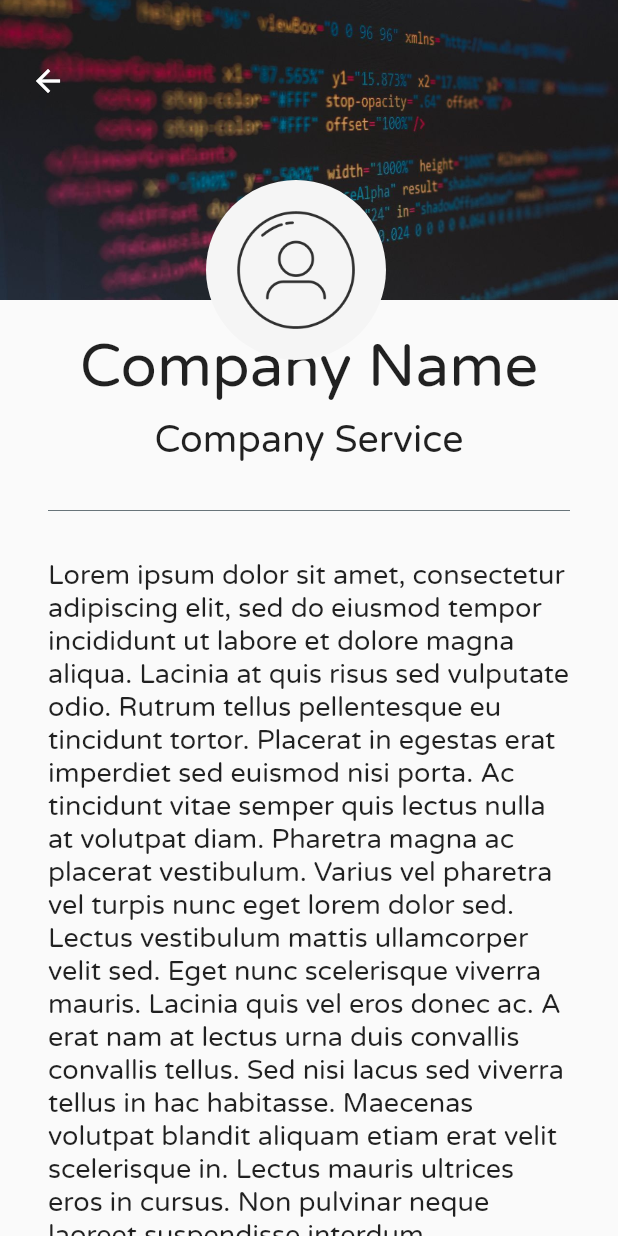
After one commit to xybercommander/Prarambh, a Flutter app: the CompanyPreview screen opened directly, on a phone screen of 412 x 824 dp. The commit adds this screen. Run offline on Flutter 3.47's test engine with Material 2 defaults, Android fonts, the phone set to English and light mode, and no system bars; our stand-ins replace clay_containers, cloud_firestore, firebase_auth, firebase_core, firebase_storage, flare_flutter and 5 more; missing offline and left inert: flare_dart, network_to_file_image; accounts and stored records are empty.

Commit message:
completed the company preview page

```diff
--- /dev/null
+++ b/lib/views/CompanyPages/company_preview.dart
@@ -0,0 +1,90 @@
+import 'package:flutter/material.dart';
+
+class CompanyPreview extends StatelessWidget {
+  @override
+  Widget build(BuildContext context) {
+    return Scaffold(
+      body: Stack(
+        children: [
+          Column(
+            children: [
+              Stack(
+                children: [
+                  Container(
+                    height: 200,
+                    decoration: BoxDecoration(
+                      image: DecorationImage(
+                        image: AssetImage('assets/icons/devCover.jpg'),
+                        fit: BoxFit.cover
+                      )
+                    ),
+                  ),
+                  Padding(
+                    padding: const EdgeInsets.symmetric(vertical: 30, horizontal: 8),
+                    child: IconButton(
+                      icon: Icon(
+                        Icons.arrow_back, color: Colors.white,),
+                      onPressed: () {
+                        Navigator.pop(context);
+                       },
+                    ),
+                  )
+                ],
+              ),
+              Expanded(
+                child: ListView(
+                  physics: BouncingScrollPhysics(),
+                  scrollDirection: Axis.vertical,
+                  children: [
+                    SizedBox(height: 20,),
+                    Text('Company Name', style: TextStyle(fontSize: 40), textAlign: TextAlign.center,),
+                    SizedBox(height: 10,),
+                    Text('Company Service', style: TextStyle(fontSize: 25),  textAlign: TextAlign.center,),
+                    Container(
+                      margin: EdgeInsets.symmetric(horizontal: 32, vertical: 32),
+                      height: 0.5,
+                      color: Colors.blueGrey[800],
+                    ),
+                    Padding(
+                      padding: const EdgeInsets.symmetric(horizontal: 32),
+                      child: Text(
+                        'Lorem ipsum dolor sit amet, consectetur adipiscing elit, sed do eiusmod tempor incididunt ut labore et dolore magna aliqua. Lacinia at quis risus sed vulputate odio. Rutrum tellus pellentesque eu tincidunt tortor. Placerat in egestas erat imperdiet sed euismod nisi porta. Ac tincidunt vitae semper quis lectus nulla at volutpat diam. Pharetra magna ac placerat vestibulum. Varius vel pharetra vel turpis nunc eget lorem dolor sed. Lectus vestibulum mattis ullamcorper velit sed. Eget nunc scelerisque viverra mauris. Lacinia quis vel eros donec ac. A erat nam at lectus urna duis convallis convallis tellus. Sed nisi lacus sed viverra tellus in hac habitasse. Maecenas volutpat blandit aliquam etiam erat velit scelerisque in. Lectus mauris ultrices eros in cursus. Non pulvinar neque laoreet suspendisse interdum consectetur libero id faucibus. Molestie nunc non blandit massa enim. Id eu nisl nunc mi ipsum. In ornare quam viverra orci sagittis eu volutpat. Eget egestas purus viverra accumsan in nisl nisi. Morbi enim nunc faucibus a pellentesque. Mattis nunc sed blandit libero volutpat sed cras ornare. Tincidunt tortor aliquam nulla facilisi cras. Sed velit dignissim sodales ut eu sem integer vitae. Eu ultrices vitae auctor eu augue. Fringilla est ullamcorper eget nulla.',
+                        style: TextStyle(fontSize: 18),
+                      ),
+                    ),
+                    Padding(
+                      padding: const EdgeInsets.all(32.0),
+                      child: Center(
+                        child: SizedBox(
+                          width: 200,
+                          height: 50,
+                          child: RaisedButton.icon(
+                            onPressed: () {  },
+                            shape: StadiumBorder(),
+                            elevation: 3,
+                            icon: Icon(Icons.chat, color: Colors.white, size: 30,),
+                            label: Text('Contact', style: TextStyle(color: Colors.white, fontSize: 20),),
+                            color: Colors.pinkAccent,
+                          ),
+                        ),
+                      ),
+                    )
+                  ],
+                ),
+              ),
+            ]
+          ),
+          Positioned(
+            left: MediaQuery.of(context).size.width / 3,
+            top: 120,
+            child: CircleAvatar(
+              backgroundImage: AssetImage('assets/icons/noImg.png'),
+              backgroundColor: Colors.grey[100],
+              radius: 60,
+            ),
+          ),
+        ],
+      ),
+    );
+  }
+}
```
Also changed, not shown: lib/views/CustomerPages/customer_mainpage.dart (+21 -18 lines), lib/views/CustomerPages/customer_search_page.dart (+60 -6 lines), assets/icons/cleaningCover.jpg (added), assets/icons/designerCover.jpg (added), assets/icons/devCover.jpg (added), assets/icons/restaurantCover.png (added), assets/icons/storeCover.jpg (added), pubspec.yaml (line endings or trailing spaces).
